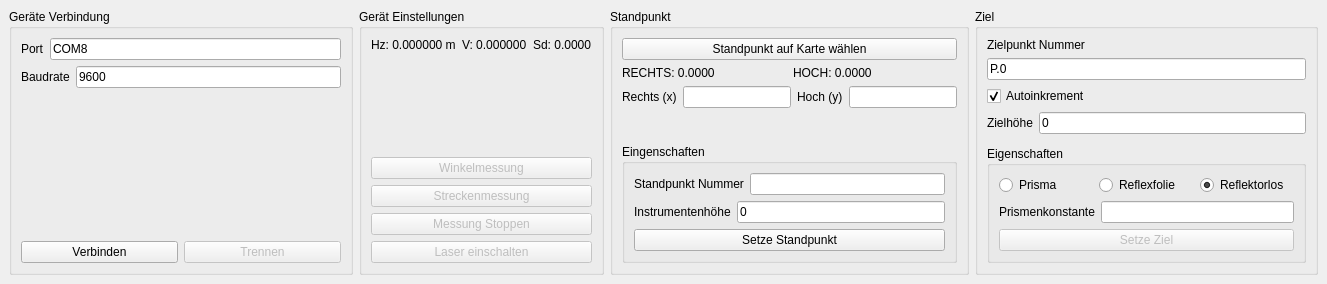
Old version of the form q_sokkia_plugin_dockwidget_base.ui in the repository geopackix/qgis_sokkia.
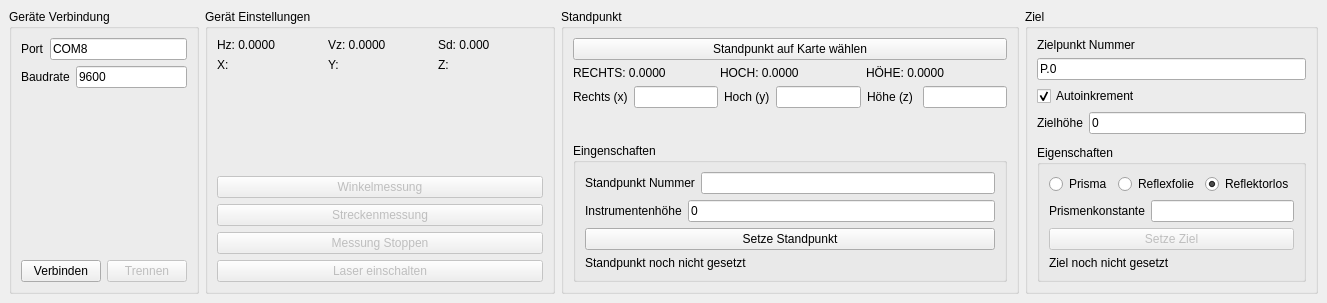
New version of the form.

What changed in the file:
```diff
--- a/q_sokkia_plugin_dockwidget_base.ui
+++ b/q_sokkia_plugin_dockwidget_base.ui
@@ -7,7 +7,7 @@
     <x>0</x>
     <y>0</y>
     <width>1327</width>
-    <height>284</height>
+    <height>303</height>
    </rect>
   </property>
   <property name="windowTitle">
@@ -146,6 +146,13 @@
             </property>
            </widget>
           </item>
+          <item>
+           <widget class="QLabel" name="lbl_target">
+            <property name="text">
+             <string>Ziel noch nicht gesetzt</string>
+            </property>
+           </widget>
+          </item>
          </layout>
         </widget>
        </item>
@@ -184,6 +191,13 @@
            </property>
           </widget>
          </item>
+         <item>
+          <widget class="QLabel" name="lbl_z">
+           <property name="text">
+            <string>HÖHE: 0.0000</string>
+           </property>
+          </widget>
+         </item>
         </layout>
        </item>
        <item>
@@ -208,6 +222,16 @@
          <item>
           <widget class="QLineEdit" name="input_sp_y"/>
          </item>
+         <item>
+          <widget class="QLabel" name="label_9">
+           <property name="text">
+            <string>Höhe (z) </string>
+           </property>
+          </widget>
+         </item>
+         <item>
+          <widget class="QLineEdit" name="input_sp_z"/>
+         </item>
         </layout>
        </item>
        <item>
@@ -268,6 +292,13 @@
             </property>
            </widget>
           </item>
+          <item>
+           <widget class="QLabel" name="lbl_sp">
+            <property name="text">
+             <string>Standpunkt noch nicht gesetzt</string>
+            </property>
+           </widget>
+          </item>
          </layout>
         </widget>
        </item>
@@ -276,6 +307,18 @@
     </item>
     <item row="0" column="3">
      <widget class="QGroupBox" name="groupBox_6">
+      <property name="minimumSize">
+       <size>
+        <width>350</width>
+        <height>0</height>
+       </size>
+      </property>
+      <property name="maximumSize">
+       <size>
+        <width>222</width>
+        <height>16777215</height>
+       </size>
+      </property>
       <property name="title">
        <string>Gerät Einstellungen</string>
       </property>
@@ -285,21 +328,46 @@
          <item>
           <widget class="QLabel" name="lbl_ha">
            <property name="text">
-            <string>Hz: 0.000000 m</string>
+            <string>Hz: 0.0000</string>
            </property>
           </widget>
          </item>
          <item>
           <widget class="QLabel" name="lbl_za">
            <property name="text">
-            <string>V: 0.000000</string>
+            <string>Vz: 0.0000</string>
            </property>
           </widget>
          </item>
          <item>
           <widget class="QLabel" name="lbl_sd">
            <property name="text">
-            <string>Sd: 0.0000</string>
+            <string>Sd: 0.000</string>
+           </property>
+          </widget>
+         </item>
+        </layout>
+       </item>
+       <item>
+        <layout class="QHBoxLayout" name="horizontalLayout_12">
+         <item>
+          <widget class="QLabel" name="lbl_calc_x">
+           <property name="text">
+            <string>X: </string>
+           </property>
+          </widget>
+         </item>
+         <item>
+          <widget class="QLabel" name="lbl_calc_y">
+           <property name="text">
+            <string>Y:</string>
+           </property>
+          </widget>
+         </item>
+         <item>
+          <widget class="QLabel" name="lbl_calc_z">
+           <property name="text">
+            <string>Z:</string>
            </property>
           </widget>
          </item>
@@ -363,6 +431,12 @@
     </item>
     <item row="0" column="2">
      <widget class="QGroupBox" name="groupBox">
+      <property name="maximumSize">
+       <size>
+        <width>250</width>
+        <height>16777215</height>
+       </size>
+      </property>
       <property name="title">
        <string>Geräte Verbindung</string>
       </property>
```
Left out of the diff: 2 changed lines with no effect on the pictures.
